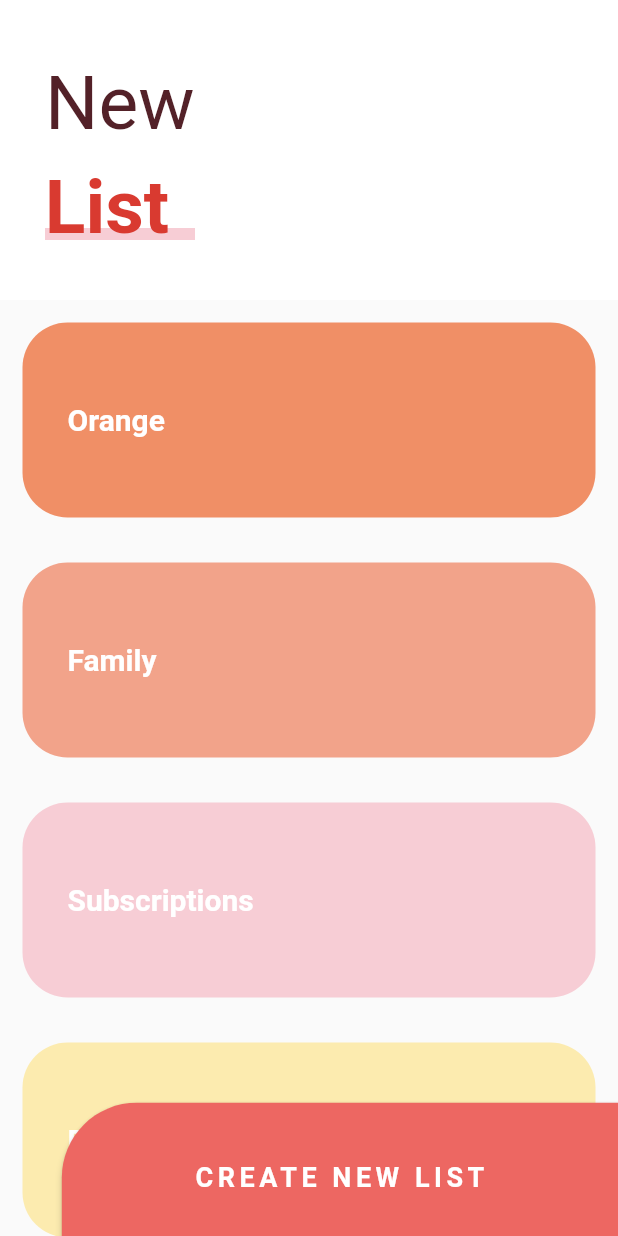
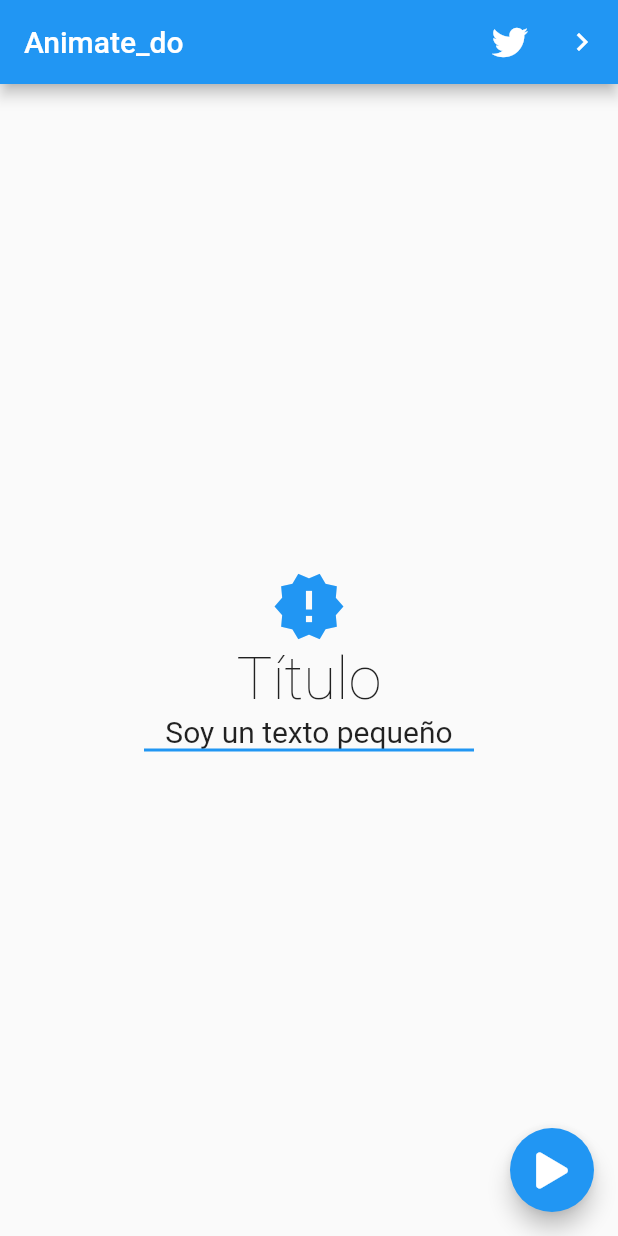
Before and after one commit to LeanGardella/FlutterUI, a Flutter app: the screen it shows after launch, on a phone screen of 412 x 824 dp. Run offline on Flutter 3.47's test engine with Material 2 defaults, Android fonts, the phone set to English and light mode, and no system bars; our stand-ins replace animate_do, flutter_svg, font_awesome_flutter.

Commit message:
Fin   Seccion 9 - Animaciones con Animate_do

```diff
--- a/lib/main.dart
+++ b/lib/main.dart
@@ -7,9 +7,12 @@
 // import 'package:disenos/src/pages/headers_page.dart';
 // import 'package:disenos/src/pages/pinterest_page.dart';
 // import 'package:disenos/src/pages/emergency_page.dart';
+// import 'package:disenos/src/pages/sliver_list.dart';
+// import 'package:disenos/src/pages/animate_do/twitter_page.dart';
+//import 'package:disenos/src/pages/animate_do/navegacion_page.dart';
 import 'package:flutter/material.dart';
+import 'package:disenos/src/pages/animate_do/pagina1.dart';
 
-import 'package:disenos/src/pages/sliver_list.dart';
 void main() => runApp(MyApp());
 
 class MyApp extends StatelessWidget {
@@ -18,7 +21,7 @@ class MyApp extends StatelessWidget {
     return MaterialApp(
       debugShowCheckedModeBanner: false,
       title: 'UI App',
-      home: SliverListPage(),
+      home: Pagina1Page(),
     );
   }
 }
--- /dev/null
+++ b/lib/src/pages/animate_do/pagina1.dart
@@ -0,0 +1,64 @@
+import 'package:disenos/src/pages/animate_do/navegacion_page.dart';
+import 'package:disenos/src/pages/animate_do/twitter_page.dart';
+import 'package:flutter/cupertino.dart';
+import 'package:flutter/material.dart';
+import 'package:font_awesome_flutter/font_awesome_flutter.dart';
+import 'package:animate_do/animate_do.dart';
+
+
+class Pagina1Page extends StatelessWidget {
+
+  @override
+  Widget build(BuildContext context) {
+    return Scaffold(
+      appBar: AppBar(
+        actions: <Widget>[
+          IconButton(
+            icon: FaIcon(FontAwesomeIcons.twitter),
+            onPressed: () {
+              Navigator.push(context, CupertinoPageRoute(builder: (BuildContext context) => TwitterPage()));
+            },
+          ),
+          SlideInLeft(
+            from: 30,
+            child: IconButton(
+              icon: FaIcon(Icons.navigate_next),
+              onPressed: () {
+                Navigator.push(context, CupertinoPageRoute(builder: (BuildContext context) => Pagina1Page()));
+              },
+            ),
+          ),
+        ],
+        title: FadeIn(delay: Duration(milliseconds: 300), child: Text('Animate_do')),
+      ),
+
+      floatingActionButton: ElasticInRight(
+        child: FloatingActionButton(
+          child: FaIcon(FontAwesomeIcons.play),
+          onPressed: (){
+            Navigator.push(context, CupertinoPageRoute(builder: (BuildContext context) => NavegacionPage()));
+          },
+        ),
+      ),
+
+      body: Center(
+        child: Column(
+          mainAxisAlignment: MainAxisAlignment.center,
+          children: <Widget>[
+            ElasticIn(delay: Duration(milliseconds: 1100), child: Icon(Icons.new_releases, color: Colors.blue, size: 50,)),
+            FadeInDown(delay: Duration(milliseconds: 200), child: Text('Título', style: TextStyle(fontSize: 40, fontWeight: FontWeight.w200),)),
+            FadeInDown(delay: Duration(milliseconds: 800), child: Text('Soy un texto pequeño', style: TextStyle(fontSize: 20, fontWeight: FontWeight.w400))),
+            FadeInLeft(
+              delay: Duration(milliseconds: 1100),
+              child: Container(
+                width: 220,
+                height: 2,
+                color: Colors.blue,
+              ),
+            ),
+          ],
+        )
+     ),
+   );
+  }
+}
```
Also changed, not shown: lib/src/pages/animate_do/navegacion_page.dart (added, +122 -0 lines), lib/src/pages/animate_do/twitter_page.dart (added, +37 -0 lines).
